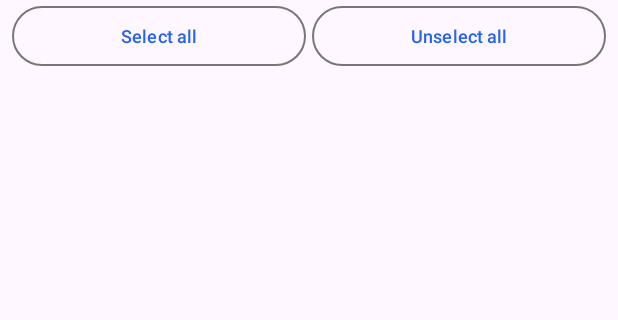
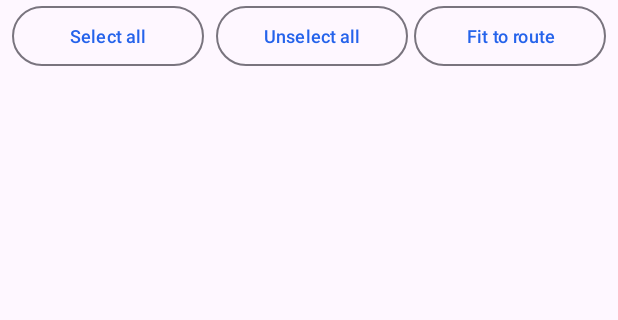
Before and after one commit to devmarkusb/gpx-link, an Android app: the screen it shows after launch (MainActivity), on a phone screen of 412 x 824 dp, the part 102-422 px from its top. Run offline under Robolectric (Android 15) with nearby library versions, the light colour scheme and no system bars; libraries missing offline, so code that uses them is left out: com.chaquo.python; 5 statements that could not run were skipped.

Commit message:
fix(android): preserve map pan/zoom on GPX selection toggle; add Fit to route
Previously every checkbox toggle rebuilt the map HTML with fitBounds, refitting
the view. Now Android passes the current map view into the Python bridge so
reloads only refresh layers (matching desktop). A new Fit to route button and
fit_bounds_corners bridge call drive explicit refits via map.fitBounds.

```diff
--- a/android/app/src/main/res/layout-land/activity_main.xml
+++ b/android/app/src/main/res/layout-land/activity_main.xml
@@ -67,6 +67,18 @@
                     android:minHeight="36dp"
                     android:text="@string/unselect_all_gpx"
                     android:textSize="12sp" />
+
+                <com.google.android.material.button.MaterialButton
+                    android:id="@+id/btn_fit_to_route"
+                    style="?attr/materialButtonOutlinedStyle"
+                    android:layout_width="match_parent"
+                    android:layout_height="wrap_content"
+                    android:layout_marginTop="4dp"
+                    android:insetTop="0dp"
+                    android:insetBottom="0dp"
+                    android:minHeight="36dp"
+                    android:text="@string/fit_to_route"
+                    android:textSize="12sp" />
             </LinearLayout>
 
             <androidx.recyclerview.widget.RecyclerView
--- a/android/app/src/main/res/layout/activity_main.xml
+++ b/android/app/src/main/res/layout/activity_main.xml
@@ -57,11 +57,25 @@
                 style="?attr/materialButtonOutlinedStyle"
                 android:layout_width="0dp"
                 android:layout_height="wrap_content"
+                android:layout_marginStart="4dp"
                 android:layout_weight="1"
                 android:insetTop="0dp"
                 android:insetBottom="0dp"
                 android:minHeight="40dp"
                 android:text="@string/unselect_all_gpx"
+                android:textSize="12sp" />
+
+            <com.google.android.material.button.MaterialButton
+                android:id="@+id/btn_fit_to_route"
+                style="?attr/materialButtonOutlinedStyle"
+                android:layout_width="0dp"
+                android:layout_height="wrap_content"
+                android:layout_marginStart="4dp"
+                android:layout_weight="1"
+                android:insetTop="0dp"
+                android:insetBottom="0dp"
+                android:minHeight="40dp"
+                android:text="@string/fit_to_route"
                 android:textSize="12sp" />
         </LinearLayout>
 
--- a/android/app/src/main/res/values/strings.xml
+++ b/android/app/src/main/res/values/strings.xml
@@ -5,6 +5,8 @@
     <string name="gpx_file_list">GPX file list</string>
     <string name="select_all_gpx">Select all</string>
     <string name="unselect_all_gpx">Unselect all</string>
+    <string name="fit_to_route">Fit to route</string>
+    <string name="fit_map_need_selection">Select at least one GPX file to fit the map.</string>
     <string name="delete_gpx">Delete</string>
     <string name="gpx_parse_error">Could not read GPX</string>
     <string name="gpx_empty_features">No waypoints, track points, or route points found in the selected file(s).</string>
```
Also changed, not shown: android/app/src/main/java/org/cismypa/gpxlink/MainActivity.kt (+117 -2 lines), 2 other files.
